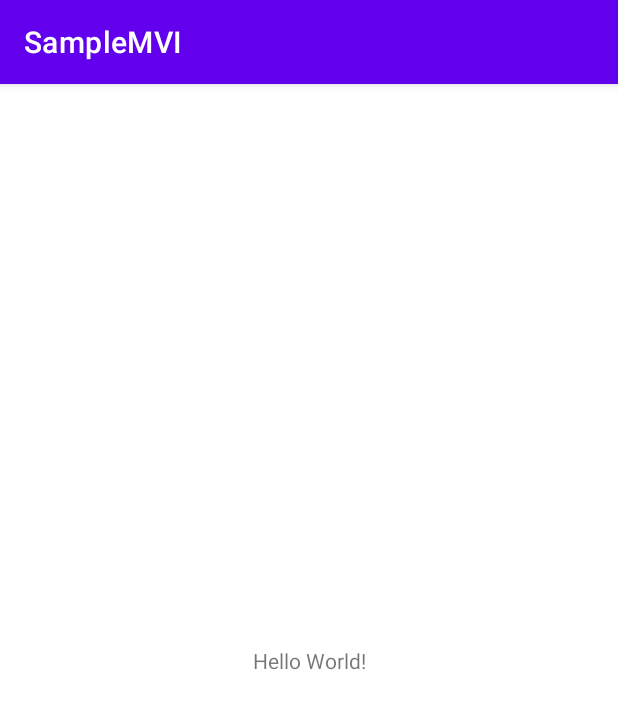
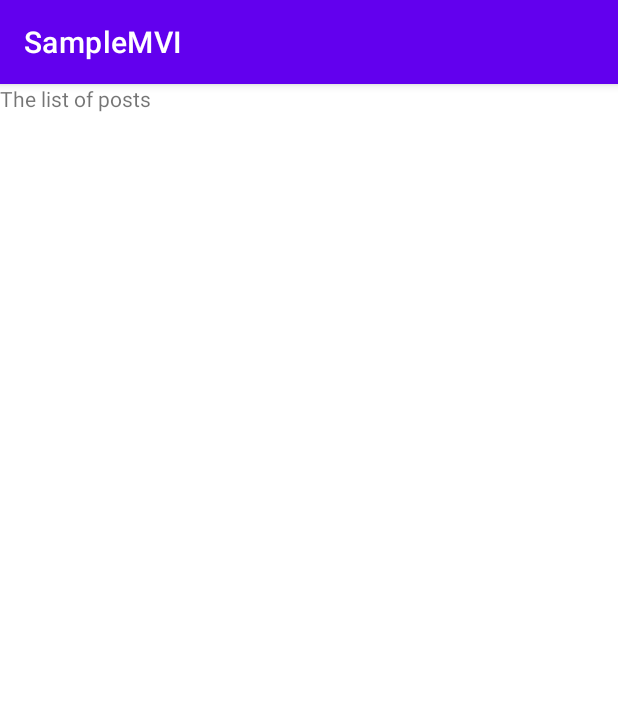
Before and after one commit to holden914/SampleMVI, an Android app: the screen it shows after launch (MainActivity), on a phone screen of 412 x 824 dp. Shown: the top 709 px of the screen. Run offline under Robolectric (Android 15) with nearby library versions, the phone set to English and light mode, and no system bars.

Commit message:
Created PostDetailFragment.kt, PostsListFragment.kt and added navigation to MainActivity.kt

```diff
--- a/app/build.gradle
+++ b/app/build.gradle
@@ -43,6 +43,9 @@ dependencies {
     implementation 'androidx.appcompat:appcompat:1.3.0'
     implementation 'com.google.android.material:material:1.3.0'
     implementation 'androidx.constraintlayout:constraintlayout:2.0.4'
+    implementation 'androidx.navigation:navigation-fragment-ktx:2.3.5'
+    implementation 'androidx.navigation:navigation-ui-ktx:2.3.5'
+    implementation 'androidx.legacy:legacy-support-v4:1.0.0'
     testImplementation 'junit:junit:4.+'
     androidTestImplementation 'androidx.test.ext:junit:1.1.2'
     androidTestImplementation 'androidx.test.espresso:espresso-core:3.3.0'
--- a/app/src/main/java/com/example/samplemvi/MainActivity.kt
+++ b/app/src/main/java/com/example/samplemvi/MainActivity.kt
@@ -7,5 +7,10 @@ class MainActivity : AppCompatActivity() {
     override fun onCreate(savedInstanceState: Bundle?) {
         super.onCreate(savedInstanceState)
         setContentView(R.layout.activity_main)
+
+
+
+
+
     }
 }
--- /dev/null
+++ b/app/src/main/java/com/example/samplemvi/PostDetailFragment.kt
@@ -0,0 +1,22 @@
+package com.example.samplemvi
+
+import android.os.Bundle
+import androidx.fragment.app.Fragment
+import android.view.LayoutInflater
+import android.view.View
+import android.view.ViewGroup
+
+class PostDetailFragment : Fragment(R.layout.fragment_post_detail) {
+
+    override fun onCreate(savedInstanceState: Bundle?) {
+        super.onCreate(savedInstanceState)
+    }
+
+    override fun onViewCreated(view: View, savedInstanceState: Bundle?) {
+        super.onViewCreated(view, savedInstanceState)
+    }
+
+    companion object {
+        private const val TAG = "PostDetailFragment"
+    }
+}
--- /dev/null
+++ b/app/src/main/java/com/example/samplemvi/PostsListFragment.kt
@@ -0,0 +1,22 @@
+package com.example.samplemvi
+
+import android.os.Bundle
+import androidx.fragment.app.Fragment
+import android.view.LayoutInflater
+import android.view.View
+import android.view.ViewGroup
+
+class PostsListFragment : Fragment(R.layout.fragment_posts_list) {
+
+    override fun onCreate(savedInstanceState: Bundle?) {
+        super.onCreate(savedInstanceState)
+    }
+
+    override fun onViewCreated(view: View, savedInstanceState: Bundle?) {
+        super.onViewCreated(view, savedInstanceState)
+    }
+
+    companion object {
+        private const val TAG = "PostsListFragment"
+    }
+}
--- a/app/src/main/res/layout/activity_main.xml
+++ b/app/src/main/res/layout/activity_main.xml
@@ -6,13 +6,12 @@
     android:layout_height="match_parent"
     tools:context=".MainActivity">
 
-    <TextView
-        android:layout_width="wrap_content"
-        android:layout_height="wrap_content"
-        android:text="Hello World!"
-        app:layout_constraintBottom_toBottomOf="parent"
-        app:layout_constraintLeft_toLeftOf="parent"
-        app:layout_constraintRight_toRightOf="parent"
-        app:layout_constraintTop_toTopOf="parent" />
+    <androidx.fragment.app.FragmentContainerView
+        android:id="@+id/fragmentContainerView"
+        android:name="androidx.navigation.fragment.NavHostFragment"
+        android:layout_width="match_parent"
+        android:layout_height="match_parent"
+        app:defaultNavHost="true"
+        app:navGraph="@navigation/main_activity_navigation" />
 
 </androidx.constraintlayout.widget.ConstraintLayout>
--- /dev/null
+++ b/app/src/main/res/layout/fragment_post_detail.xml
@@ -0,0 +1,14 @@
+<?xml version="1.0" encoding="utf-8"?>
+<FrameLayout xmlns:android="http://schemas.android.com/apk/res/android"
+    xmlns:tools="http://schemas.android.com/tools"
+    android:layout_width="match_parent"
+    android:layout_height="match_parent"
+    tools:context=".PostDetailFragment">
+
+    <!-- TODO: Update blank fragment layout -->
+    <TextView
+        android:layout_width="match_parent"
+        android:layout_height="match_parent"
+        android:text="@string/post_detail_fragment_title" />
+
+</FrameLayout>
--- /dev/null
+++ b/app/src/main/res/layout/fragment_posts_list.xml
@@ -0,0 +1,14 @@
+<?xml version="1.0" encoding="utf-8"?>
+<FrameLayout xmlns:android="http://schemas.android.com/apk/res/android"
+    xmlns:tools="http://schemas.android.com/tools"
+    android:layout_width="match_parent"
+    android:layout_height="match_parent"
+    tools:context=".PostsListFragment">
+
+    <!-- TODO: Update blank fragment layout -->
+    <TextView
+        android:layout_width="match_parent"
+        android:layout_height="match_parent"
+        android:text="@string/posts_list_fragment_title" />
+
+</FrameLayout>
--- /dev/null
+++ b/app/src/main/res/navigation/main_activity_navigation.xml
@@ -0,0 +1,22 @@
+<?xml version="1.0" encoding="utf-8"?>
+<navigation xmlns:android="http://schemas.android.com/apk/res/android"
+    xmlns:app="http://schemas.android.com/apk/res-auto"
+    xmlns:tools="http://schemas.android.com/tools"
+    android:id="@+id/main_activity_navigation"
+    app:startDestination="@id/postsListFragment">
+
+    <fragment
+        android:id="@+id/postsListFragment"
+        android:name="com.example.samplemvi.PostsListFragment"
+        android:label="fragment_posts_list"
+        tools:layout="@layout/fragment_posts_list" >
+        <action
+            android:id="@+id/action_postsListFragment_to_postDetailFragment"
+            app:destination="@id/postDetailFragment" />
+    </fragment>
+    <fragment
+        android:id="@+id/postDetailFragment"
+        android:name="com.example.samplemvi.PostDetailFragment"
+        android:label="fragment_post_detail"
+        tools:layout="@layout/fragment_post_detail" />
+</navigation>
--- a/app/src/main/res/values/strings.xml
+++ b/app/src/main/res/values/strings.xml
@@ -1,3 +1,5 @@
 <resources>
     <string name="app_name">SampleMVI</string>
+    <string name="posts_list_fragment_title">The list of posts</string>
+    <string name="post_detail_fragment_title">The detail of the post</string>
 </resources>
```
